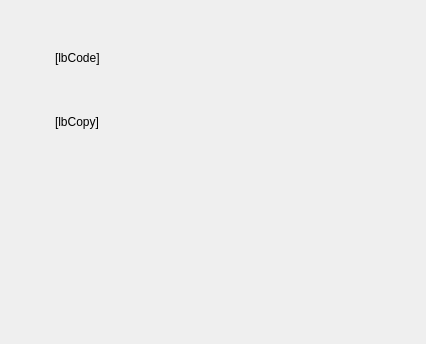
Above: Unicodia/FmPopupChar.ui from Mercury13/unicodia before the change. Below: the same form after it.
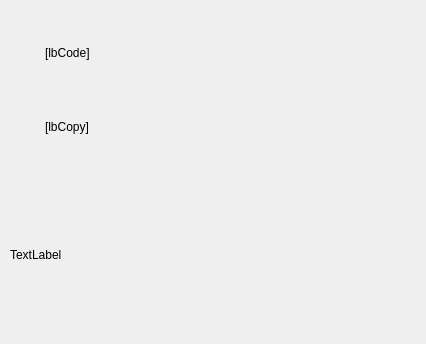
That is the form after the change. Custom widgets are drawn as their Qt base class.

The edit to the form file:
```diff
--- a/Unicodia/FmPopupChar.ui
+++ b/Unicodia/FmPopupChar.ui
@@ -14,9 +14,51 @@
    <string>Form</string>
   </property>
   <layout class="QVBoxLayout" name="verticalLayout">
+   <property name="spacing">
+    <number>0</number>
+   </property>
+   <property name="leftMargin">
+    <number>0</number>
+   </property>
+   <property name="topMargin">
+    <number>0</number>
+   </property>
+   <property name="rightMargin">
+    <number>0</number>
+   </property>
+   <property name="bottomMargin">
+    <number>0</number>
+   </property>
+   <item>
+    <widget class="QWidget" name="wiBg" native="true">
+     <layout class="QVBoxLayout" name="verticalLayout_3">
+      <property name="leftMargin">
+       <number>10</number>
+      </property>
+      <property name="topMargin">
+       <number>10</number>
+      </property>
+      <property name="rightMargin">
+       <number>10</number>
+      </property>
+      <property name="bottomMargin">
+       <number>10</number>
+      </property>
    <item>
     <widget class="QWidget" name="wiHead" native="true">
      <layout class="QHBoxLayout" name="horizontalLayout" stretch="0,1">
+         <property name="leftMargin">
+          <number>0</number>
+         </property>
+         <property name="topMargin">
+          <number>0</number>
+         </property>
+         <property name="rightMargin">
+          <number>0</number>
+         </property>
+         <property name="bottomMargin">
+          <number>0</number>
+         </property>
       <item>
        <widget class="WiSample" name="wiSample" native="true">
         <property name="minimumSize">
@@ -51,7 +93,32 @@
     </widget>
    </item>
    <item>
-    <widget class="QWidget" name="wiInfo" native="true"/>
+       <widget class="QWidget" name="wiInfo" native="true">
+        <layout class="QVBoxLayout" name="verticalLayout_4">
+         <property name="leftMargin">
+          <number>0</number>
+         </property>
+         <property name="topMargin">
+          <number>0</number>
+         </property>
+         <property name="rightMargin">
+          <number>0</number>
+         </property>
+         <property name="bottomMargin">
+          <number>0</number>
+         </property>
+         <item>
+          <widget class="QLabel" name="lbText">
+           <property name="text">
+            <string>TextLabel</string>
+           </property>
+          </widget>
+         </item>
+        </layout>
+       </widget>
+      </item>
+     </layout>
+    </widget>
    </item>
   </layout>
  </widget>
```
Lines whose indentation alone changed are shown as unchanged.
